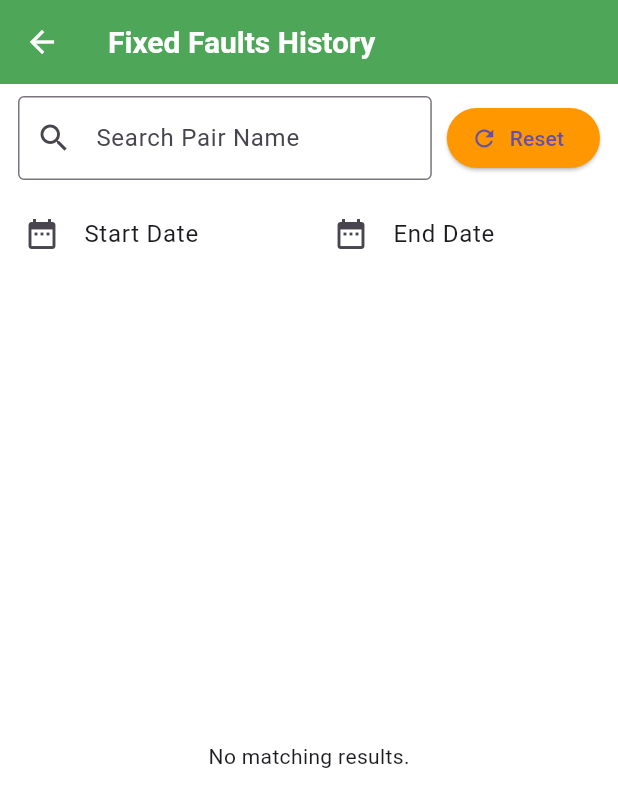
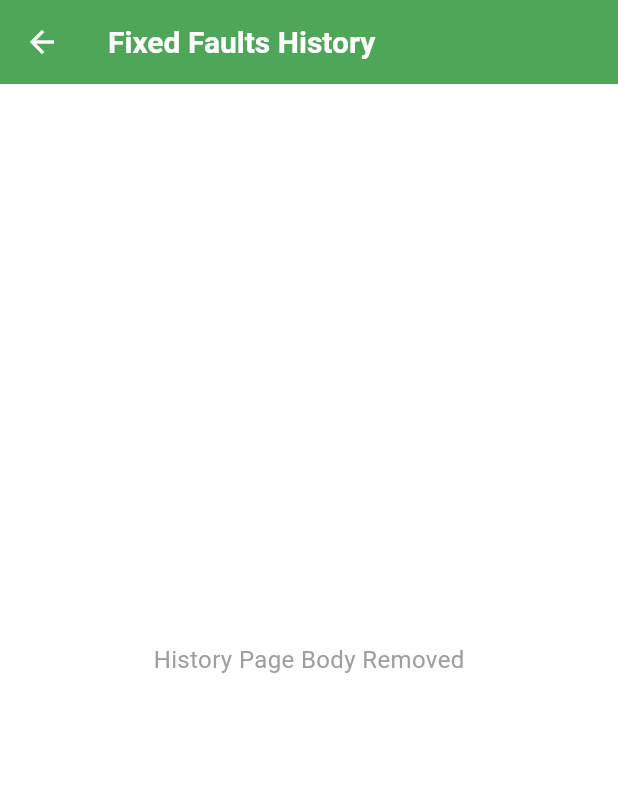
Before and after one commit to bed-com-06-19/faults, a Flutter app: the HistoryPage screen opened directly, on a phone screen of 412 x 824 dp. Shown: the top 807 px of the screen. Run offline on Flutter 3.47's test engine with Material 3 defaults, Android fonts, the light colour scheme and no system bars; our stand-ins replace cloud_firestore, firebase_auth, firebase_core, flutter_local_notifications, flutter_map, fluttertoast and 3 more; accounts and stored records are empty.

Commit message:
corrected errors from the pulled code

```diff
--- a/lib/features/user_auth/presentation/pages/admin/componets/history.dart
+++ b/lib/features/user_auth/presentation/pages/admin/componets/history.dart
@@ -1,6 +1,4 @@
 import 'package:flutter/material.dart';
-import 'package:cloud_firestore/cloud_firestore.dart';
-import 'package:intl/intl.dart';
 
 class HistoryPage extends StatefulWidget {
   const HistoryPage({super.key});
@@ -10,29 +8,6 @@ class HistoryPage extends StatefulWidget {
 }
 
 class _HistoryPageState extends State<HistoryPage> {
-  String searchQuery = '';
-  DateTime? startDate;
-  DateTime? endDate;
-  String selectedLocation = 'All';
-
-  Future<List<QueryDocumentSnapshot>> _fetchFixedFaults() async {
-    Query query = FirebaseFirestore.instance
-        .collection('faults')
-        .where('status', isEqualTo: 'fixed');
-
-    QuerySnapshot snapshot = await query.get();
-    return snapshot.docs;
-  }
-
-  void _resetFilters() {
-    setState(() {
-      searchQuery = '';
-      startDate = null;
-      endDate = null;
-      selectedLocation = 'All';
-    });
-  }
-
   @override
   Widget build(BuildContext context) {
     return Scaffold(
@@ -40,137 +15,11 @@ class _HistoryPageState extends State<HistoryPage> {
         title: const Text('Fixed Faults History'),
         backgroundColor: Colors.green,
       ),
-      body: Column(
-        children: [
-          Padding(
-            padding: const EdgeInsets.symmetric(horizontal: 12, vertical: 8),
-            child: Row(
-              children: [
-                Expanded(
-                  child: TextField(
-                    decoration: const InputDecoration(
-                      labelText: 'Search Pair Name',
-                      border: OutlineInputBorder(),
-                      prefixIcon: Icon(Icons.search),
-                    ),
-                    onChanged: (val) {
-                      setState(() {
-                        searchQuery = val.toLowerCase();
-                      });
-                    },
-                  ),
-                ),
-                const SizedBox(width: 10),
-                ElevatedButton.icon(
-                  icon: const Icon(Icons.refresh),
-                  label: const Text("Reset"),
-                  style: ElevatedButton.styleFrom(backgroundColor: Colors.orange),
-                  onPressed: _resetFilters,
-                ),
-              ],
-            ),
-          ),
-          Row(
-            children: [
-              Expanded(
-                child: ListTile(
-                  title: Text(startDate != null
-                      ? DateFormat('yyyy-MM-dd').format(startDate!)
-                      : "Start Date"),
-                  leading: const Icon(Icons.date_range),
-                  onTap: () async {
-                    final picked = await showDatePicker(
-                      context: context,
-                      initialDate: DateTime.now().subtract(const Duration(days: 30)),
-                      firstDate: DateTime(2023),
-                      lastDate: DateTime.now(),
-                    );
-                    if (picked != null) {
-                      setState(() {
-                        startDate = picked;
-                      });
-                    }
-                  },
-                ),
-              ),
-              Expanded(
-                child: ListTile(
-                  title: Text(endDate != null
-                      ? DateFormat('yyyy-MM-dd').format(endDate!)
-                      : "End Date"),
-                  leading: const Icon(Icons.date_range),
-                  onTap: () async {
-                    final picked = await showDatePicker(
-                      context: context,
-                      initialDate: DateTime.now(),
-                      firstDate: DateTime(2023),
-                      lastDate: DateTime.now(),
-                    );
-                    if (picked != null) {
-                      setState(() {
-                        endDate = picked;
-                      });
-                    }
-                  },
-                ),
-              ),
-            ],
-          ),
-          Expanded(
-            child: StreamBuilder<QuerySnapshot>(
-              stream: FirebaseFirestore.instance
-                  .collection('faults')
-                  .where('status', isEqualTo: 'fixed')
-                  .snapshots(),
-              builder: (context, snapshot) {
-                if (!snapshot.hasData) return const Center(child: CircularProgressIndicator());
-
-                List<QueryDocumentSnapshot> faultDocs = snapshot.data!.docs;
-
-                // Apply filters
-                faultDocs = faultDocs.where((doc) {
-                  final name = doc['pairName'].toString().toLowerCase();
-                  final loc = doc['location'].toString().toLowerCase();
-                  final ts = doc['timestamp'];
-
-                  final matchesSearch = name.contains(searchQuery);
-                  final matchesDate = (startDate == null || ts.toDate().isAfter(startDate!)) &&
-                      (endDate == null || ts.toDate().isBefore(endDate!.add(const Duration(days: 1))));
-
-                  return matchesSearch && matchesDate;
-                }).toList();
-
-                if (faultDocs.isEmpty) {
-                  return const Center(child: Text("No matching results."));
-                }
-
-                faultDocs.sort((a, b) {
-                  final tsA = a['timestamp'];
-                  final tsB = b['timestamp'];
-                  return tsB.compareTo(tsA);
-                });
-
-                return ListView.builder(
-                  itemCount: faultDocs.length,
-                  itemBuilder: (context, index) {
-                    final fault = faultDocs[index];
-                    final pairName = fault['pairName'];
-                    final location = fault['location'];
-                    final timestamp = fault['timestamp'];
-                    final formattedTime = DateFormat('yyyy-MM-dd HH:mm:ss')
-                        .format(timestamp.toDate().toLocal());
-
-                    return ListTile(
-                      leading: const Icon(Icons.check_circle, color: Colors.green),
-                      title: Text(pairName),
-                      subtitle: Text("Location: $location\nTime Fixed: $formattedTime"),
-                    );
-                  },
-                );
-              },
-            ),
-          ),
-        ],
+      body: const Center(
+        child: Text(
+          'History Page Body Removed',
+          style: TextStyle(fontSize: 16, color: Colors.grey),
+        ),
       ),
     );
   }
```
Also changed, not shown: lib/features/user_auth/presentation/map.dart (+3 -10 lines).
